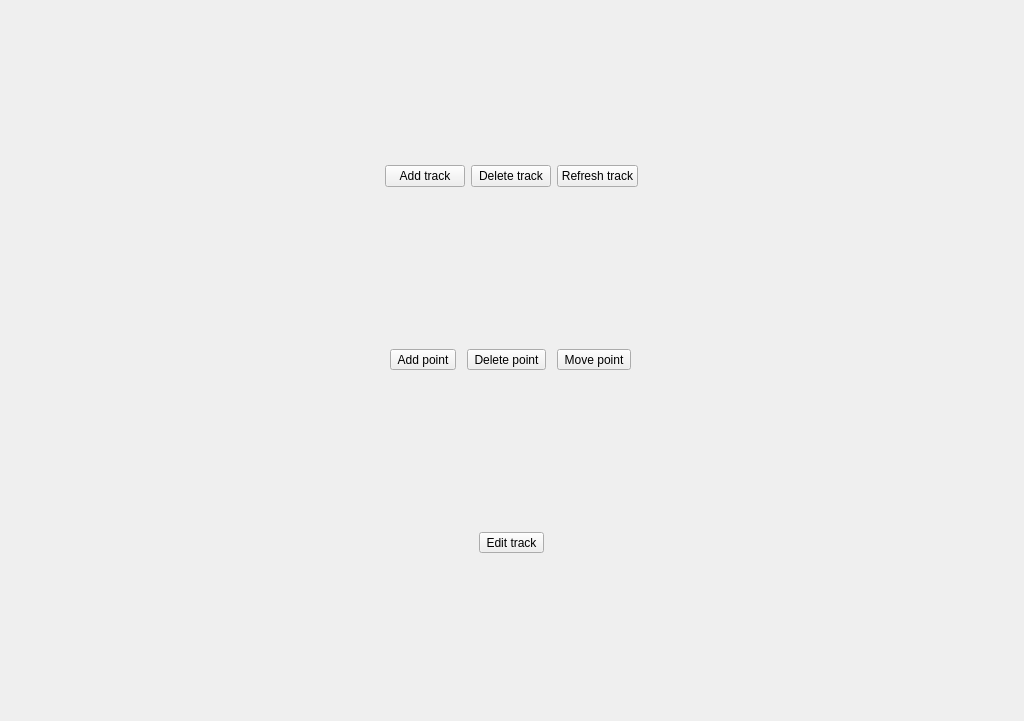
Old version of the form route_planner_dockwidget_base.ui in the repository golden-gecko/qgis-route-planner.
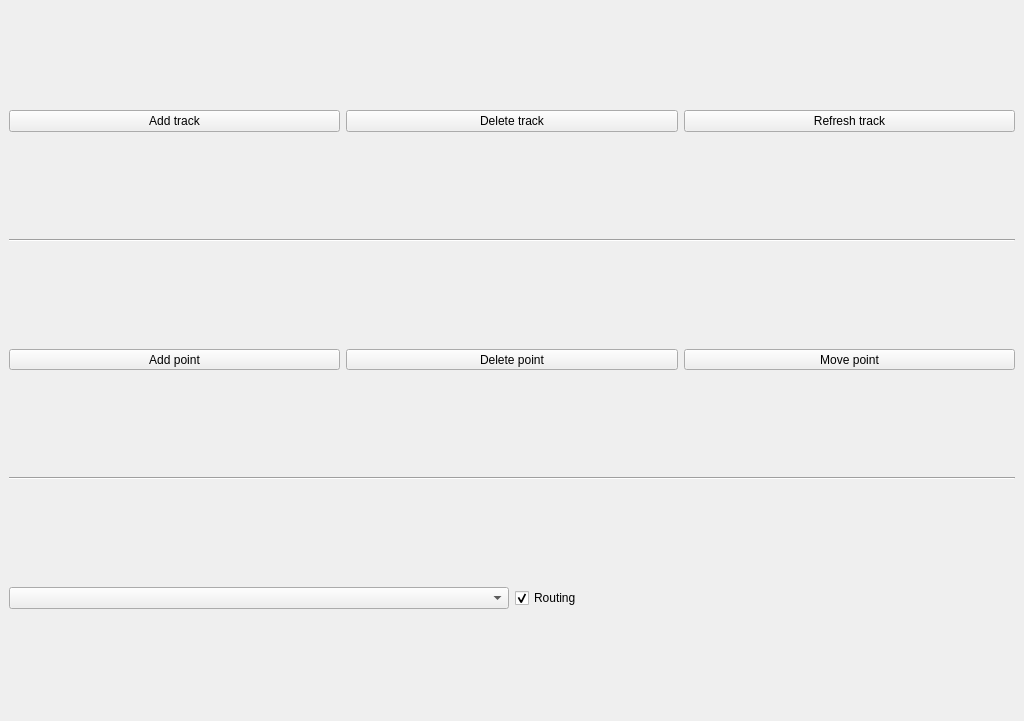
New version of the form.

The edit to the form file:
```diff
--- a/route_planner_dockwidget_base.ui
+++ b/route_planner_dockwidget_base.ui
@@ -15,33 +15,33 @@
   </property>
   <widget class="QWidget" name="dockWidgetContents">
    <layout class="QGridLayout" name="gridLayout">
-    <item row="2" column="0">
+    <item row="4" column="0">
      <layout class="QHBoxLayout" name="horizontalLayout_2">
       <item>
-       <widget class="QToolButton" name="buttonTrackEdit">
-        <property name="enabled">
-         <bool>true</bool>
-        </property>
+       <widget class="QComboBox" name="optionRoutingProvider"/>
+      </item>
+      <item>
+       <widget class="QCheckBox" name="optionRouting">
         <property name="text">
-         <string>Edit track</string>
-        </property>
-        <property name="checkable">
-         <bool>true</bool>
+         <string>Routing</string>
         </property>
         <property name="checked">
-         <bool>false</bool>
-        </property>
-        <property name="autoRaise">
-         <bool>false</bool>
+         <bool>true</bool>
         </property>
        </widget>
       </item>
      </layout>
     </item>
-    <item row="1" column="0">
+    <item row="2" column="0">
      <layout class="QHBoxLayout" name="horizontalLayout_4">
       <item>
        <widget class="QToolButton" name="buttonPointAdd">
+        <property name="sizePolicy">
+         <sizepolicy hsizetype="Minimum" vsizetype="Fixed">
+          <horstretch>0</horstretch>
+          <verstretch>0</verstretch>
+         </sizepolicy>
+        </property>
         <property name="text">
          <string>Add point</string>
         </property>
@@ -55,6 +55,12 @@
       </item>
       <item>
        <widget class="QToolButton" name="buttonPointDelete">
+        <property name="sizePolicy">
+         <sizepolicy hsizetype="Minimum" vsizetype="Fixed">
+          <horstretch>0</horstretch>
+          <verstretch>0</verstretch>
+         </sizepolicy>
+        </property>
         <property name="text">
          <string>Delete point</string>
         </property>
@@ -68,6 +74,12 @@
       </item>
       <item>
        <widget class="QToolButton" name="buttonPointMove">
+        <property name="sizePolicy">
+         <sizepolicy hsizetype="Minimum" vsizetype="Fixed">
+          <horstretch>0</horstretch>
+          <verstretch>0</verstretch>
+         </sizepolicy>
+        </property>
         <property name="text">
          <string>Move point</string>
         </property>
@@ -106,6 +118,20 @@
       </item>
      </layout>
     </item>
+    <item row="3" column="0">
+     <widget class="Line" name="line">
+      <property name="orientation">
+       <enum>Qt::Horizontal</enum>
+      </property>
+     </widget>
+    </item>
+    <item row="1" column="0">
+     <widget class="Line" name="line_2">
+      <property name="orientation">
+       <enum>Qt::Horizontal</enum>
+      </property>
+     </widget>
+    </item>
    </layout>
   </widget>
  </widget>
```
